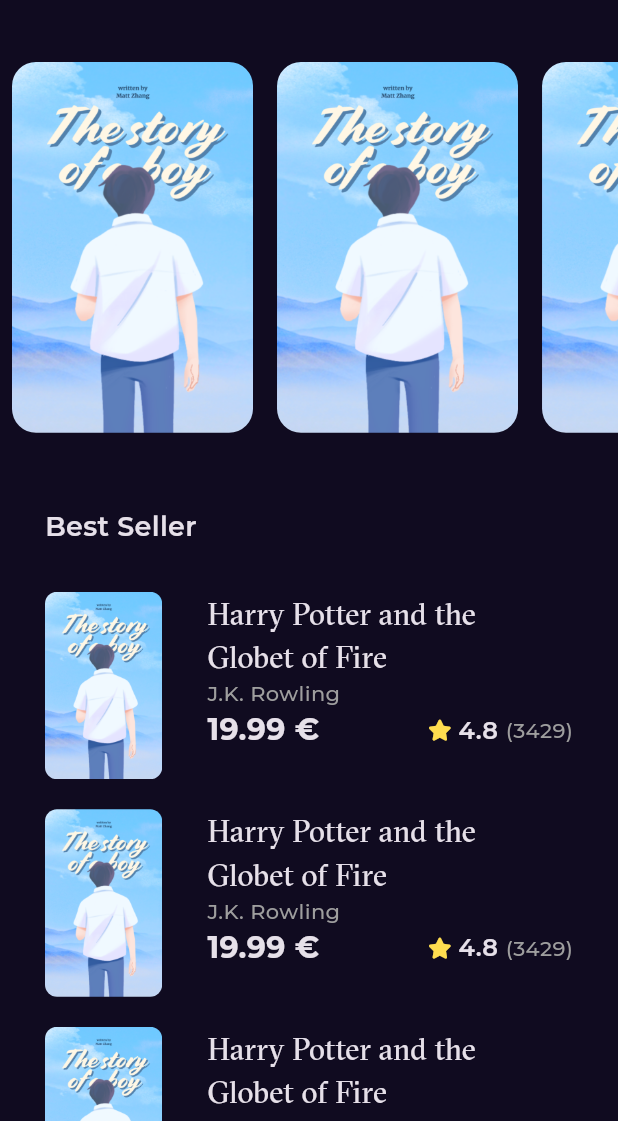
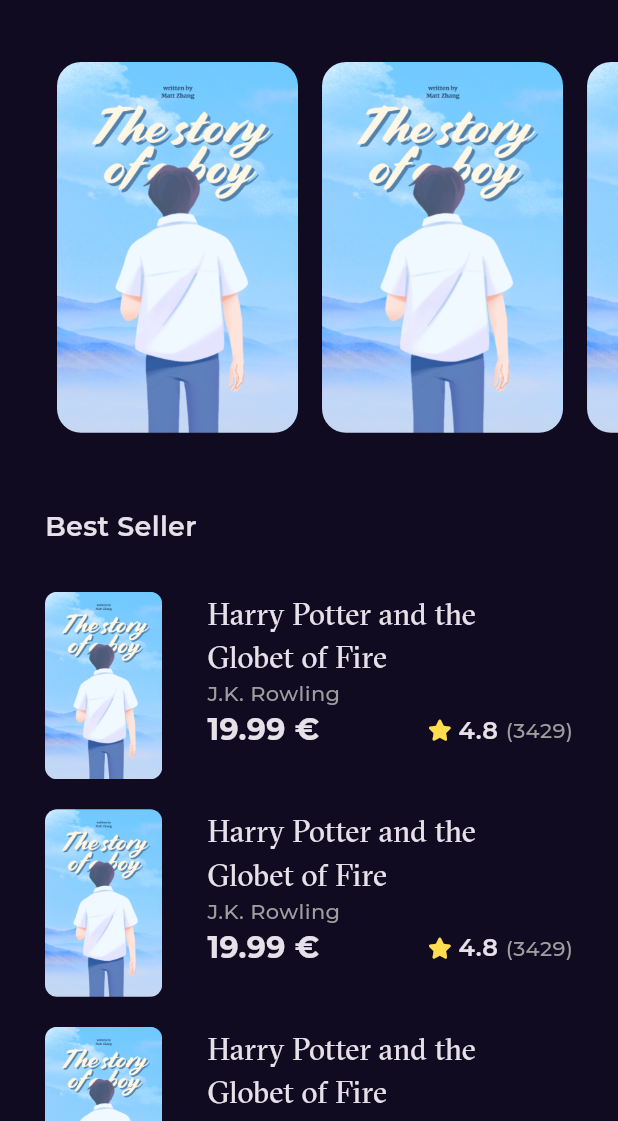
Before and after one commit to mano299/bookly, a Flutter app: the screen it shows after launch, on a phone screen of 412 x 824 dp, the part 115-1236 px from its top. Run offline on Flutter 3.47's test engine with Material 3 defaults, Android fonts, the phone set to English and light mode, and no system bars; our stand-ins replace flutter_svg, font_awesome_flutter, go_router, google_fonts.

Commit message:
update pading in home view

```diff
--- a/lib/features/home/presention/widgets/home_view_body.dart
+++ b/lib/features/home/presention/widgets/home_view_body.dart
@@ -22,7 +22,10 @@
                 padding: const EdgeInsets.symmetric(horizontal: 30.0),
                 child: CustomHomeAppBar(),
               ),
-              FeaturedListView(),
+              Padding(
+                padding: const EdgeInsets.only(left: 30.0),
+                child: FeaturedListView(),
+              ),
               SizedBox(height: 50),
               Padding(
                 padding: const EdgeInsets.symmetric(horizontal: 30.0),
```
